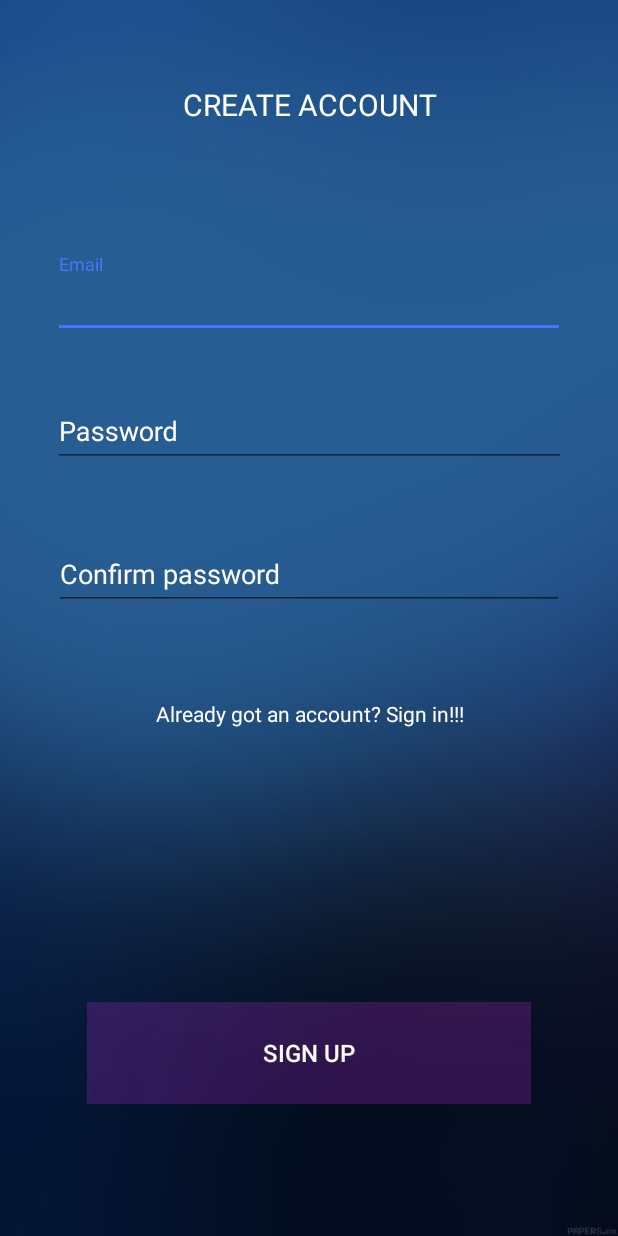
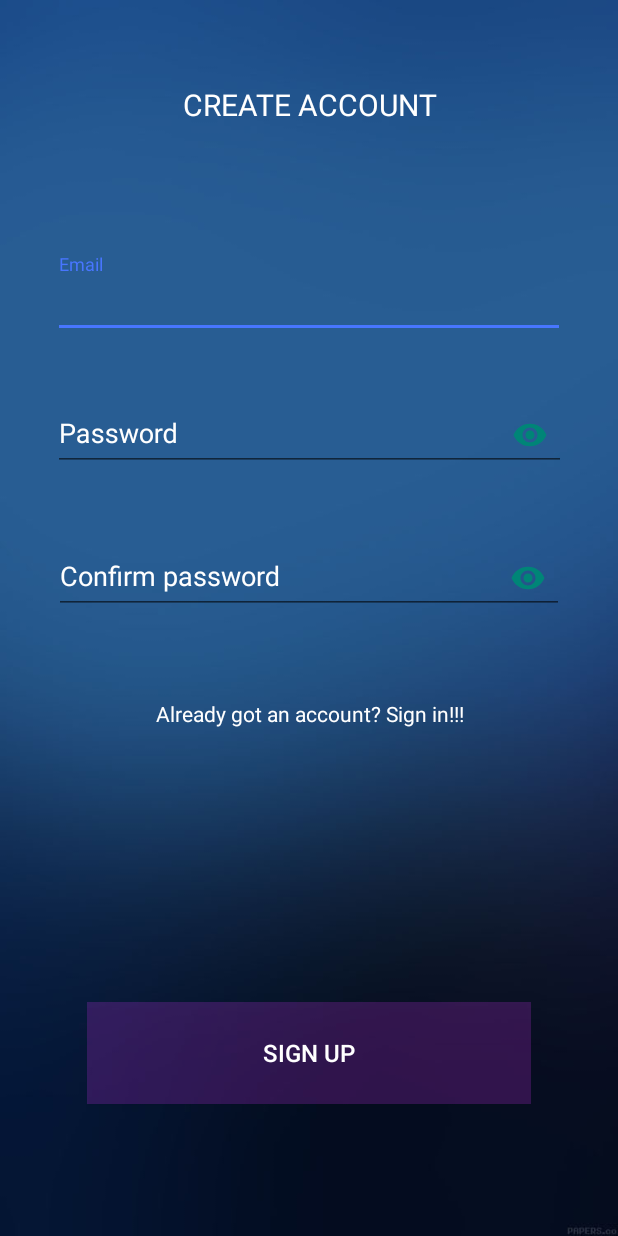
Before and after one commit to 0902338471/FinalProjectMobile, an Android app: the SignUpActivity screen opened directly, with no data from a screen before it, on a phone screen of 412 x 824 dp. Run offline under Robolectric (Android 15) with nearby library versions, the phone set to English and light mode, and no system bars; our stand-ins replace Firebase (no records; nobody signed in at launch, a user with empty details on screens opened directly).

Commit message:
update toggle password

```diff
--- a/app/src/main/res/layout/activity_login.xml
+++ b/app/src/main/res/layout/activity_login.xml
@@ -52,6 +52,8 @@
         android:layout_marginEnd="49dp"
         app:layout_constraintEnd_toEndOf="parent"
         app:layout_constraintStart_toStartOf="parent"
+        app:passwordToggleEnabled="true"
+        app:passwordToggleTint="@color/colorPrimary"
         app:layout_constraintTop_toBottomOf="@+id/username">
 
         <com.google.android.material.textfield.TextInputEditText
--- a/app/src/main/res/layout/activity_sign_up.xml
+++ b/app/src/main/res/layout/activity_sign_up.xml
@@ -50,6 +50,8 @@
         android:layout_marginTop="20dp"
         android:textColorHint="#fff"
         android:layout_marginEnd="36dp"
+        app:passwordToggleEnabled="true"
+        app:passwordToggleTint="@color/colorPrimary"
         app:layout_constraintEnd_toEndOf="parent"
         app:layout_constraintStart_toStartOf="parent"
         app:layout_constraintTop_toBottomOf="@+id/su_username">
@@ -69,6 +71,8 @@
         android:layout_height="66dp"
         android:layout_marginStart="36dp"
         android:layout_marginTop="20dp"
+        app:passwordToggleEnabled="true"
+        app:passwordToggleTint="@color/colorPrimary"
         android:layout_marginEnd="36dp"
         android:textColorHint="#fff"
         app:layout_constraintEnd_toEndOf="parent"
```
